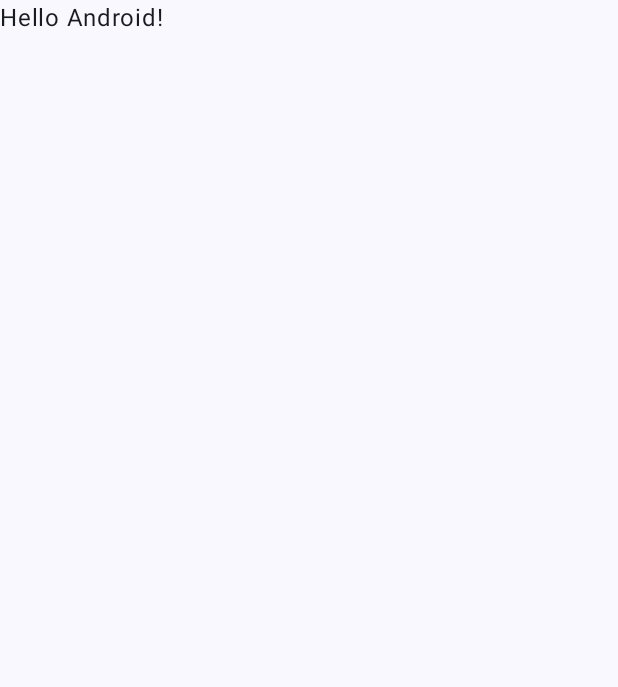
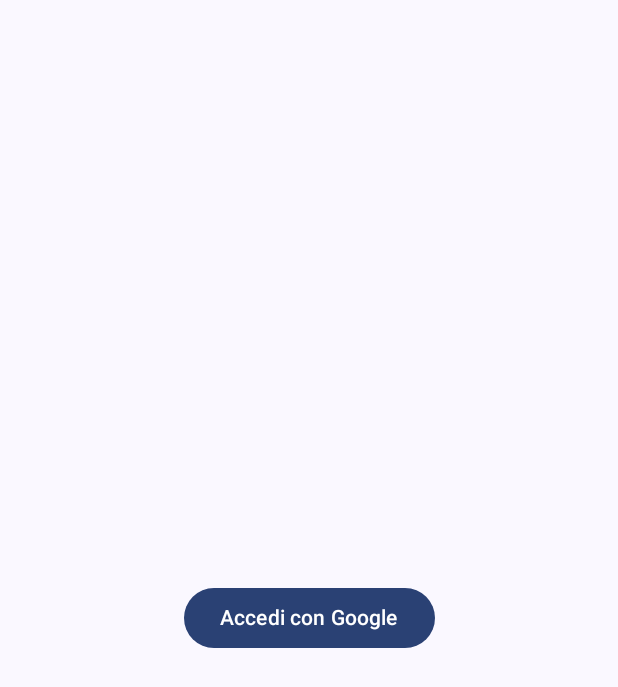
Before and after one commit to AleBillo/ProgettoSistemiMobile, an Android app built with Jetpack Compose: the screen it shows after launch (LoginActivity), on a phone screen of 412 x 824 dp. Before the commit the part shown is almost empty. Shown: the top 687 px of the screen. Run offline under Robolectric (Android 15) with nearby library versions, the phone set to English and light mode, and no system bars.

Commit message:
Add Google Sign-In to LoginActivity

```diff
--- a/core/login/src/main/java/com/example/pingu/core/login/LoginActivity.kt
+++ b/core/login/src/main/java/com/example/pingu/core/login/LoginActivity.kt
@@ -1,47 +1,124 @@
 package com.example.pingu.core.login
 
+import android.app.Activity
+import android.content.Intent
 import android.os.Bundle
+import android.util.Log
 import androidx.activity.ComponentActivity
+import androidx.activity.compose.rememberLauncherForActivityResult
 import androidx.activity.compose.setContent
 import androidx.activity.enableEdgeToEdge
+import androidx.activity.result.ActivityResult
+import androidx.activity.result.contract.ActivityResultContracts
+import androidx.compose.foundation.layout.Arrangement
+import androidx.compose.foundation.layout.Column
 import androidx.compose.foundation.layout.fillMaxSize
 import androidx.compose.foundation.layout.padding
+import androidx.compose.material3.Button
 import androidx.compose.material3.Scaffold
 import androidx.compose.material3.Text
 import androidx.compose.runtime.Composable
+import androidx.compose.runtime.rememberCoroutineScope
+import androidx.compose.ui.Alignment
 import androidx.compose.ui.Modifier
+import androidx.compose.ui.platform.LocalContext
+import androidx.compose.ui.res.stringResource
 import androidx.compose.ui.tooling.preview.Preview
 import com.example.pingu.core.login.ui.theme.PinguTheme
+import com.google.android.gms.auth.api.signin.GoogleSignIn
+import com.google.android.gms.auth.api.signin.GoogleSignInAccount
+import com.google.android.gms.auth.api.signin.GoogleSignInClient
+import com.google.android.gms.auth.api.signin.GoogleSignInOptions
+import com.google.android.gms.common.api.ApiException
+import com.google.android.gms.tasks.Task
+import kotlinx.coroutines.launch
 
 class LoginActivity : ComponentActivity() {
+
+    private lateinit var googleSignInClient: GoogleSignInClient
+
     override fun onCreate(savedInstanceState: Bundle?) {
         super.onCreate(savedInstanceState)
         enableEdgeToEdge()
+
+        // Configura Google Sign-In
+        // Richiedi l'ID token e l'email dell'utente. L'ID token è necessario per autenticarsi
+        // con il tuo backend server (se ne hai uno).
+        // DEFAULT_SIGN_IN richiede solo l'ID e il profilo di base dell'utente.
+        val gso = GoogleSignInOptions.Builder(GoogleSignInOptions.DEFAULT_SIGN_IN)
+            .requestIdToken("639402548159-qen0drmklegdf0k2oamjtf28ma0v5ai5.apps.googleusercontent.com")
+            .requestEmail()
+            .build()
+
+        googleSignInClient = GoogleSignIn.getClient(this, gso)
+
         setContent {
             PinguTheme {
                 Scaffold(modifier = Modifier.fillMaxSize()) { innerPadding ->
-                    Greeting(
-                        name = "Android",
-                        modifier = Modifier.padding(innerPadding)
+                    LoginScreen(
+                        modifier = Modifier.padding(innerPadding),
+                        onGoogleSignInClicked = { signIn() }
                     )
                 }
             }
         }
     }
+
+    private fun signIn() {
+        val signInIntent: Intent = googleSignInClient.signInIntent
+        googleSignInLauncher.launch(signInIntent)
+    }
+
+    // Launcher per il risultato dell'attività di Google Sign-In
+    private val googleSignInLauncher =
+        registerForActivityResult(ActivityResultContracts.StartActivityForResult()) { result: ActivityResult ->
+            if (result.resultCode == Activity.RESULT_OK) {
+                val task: Task<GoogleSignInAccount> = GoogleSignIn.getSignedInAccountFromIntent(result.data)
+                handleSignInResult(task)
+            } else {
+                // Login fallito o annullato dall'utente
+                Log.w("LoginActivity", "Google Sign-In failed or cancelled. Result code: ${result.resultCode}")
+                // TODO: Mostra un messaggio di errore all'utente se necessario
+            }
+        }
+
+    private fun handleSignInResult(completedTask: Task<GoogleSignInAccount>) {
+        try {
+            val account: GoogleSignInAccount = completedTask.getResult(ApiException::class.java)
+            // Login riuscito, ottieni le informazioni dell'account
+            val googleIdToken: String? = account.idToken
+            Log.d("LoginActivity", "Google Sign-In Succeeded! User: ${account.displayName}, Email: ${account.email}, ID Token: $googleIdToken")
+
+            // TODO: Vai alla schermata successiva o salva l’account
+            // Ad esempio, potresti passare l'idToken al tuo backend per la verifica
+            // e la creazione di una sessione utente.
+
+        } catch (e: ApiException) {
+            // Login fallito
+            Log.w("LoginActivity", "signInResult:failed code=" + e.statusCode)
+            // TODO: Mostra un messaggio di errore all'utente
+            // Puoi controllare e.statusCode per errori specifici come CommonStatusCodes.SIGN_IN_CANCELLED
+        }
+    }
 }
 
 @Composable
-fun Greeting(name: String, modifier: Modifier = Modifier) {
-    Text(
-        text = "Hello $name!",
-        modifier = modifier
-    )
+fun LoginScreen(modifier: Modifier = Modifier, onGoogleSignInClicked: () -> Unit) {
+    Column(
+        modifier = modifier.fillMaxSize(),
+        verticalArrangement = Arrangement.Center,
+        horizontalAlignment = Alignment.CenterHorizontally
+    ) {
+        Button(onClick = onGoogleSignInClicked) {
+            Text("Accedi con Google")
+        }
+    }
 }
 
 @Preview(showBackground = true)
 @Composable
-fun GreetingPreview() {
+fun LoginScreenPreview() {
     PinguTheme {
-        Greeting("Android")
+        LoginScreen(onGoogleSignInClicked = {})
     }
 }
```
